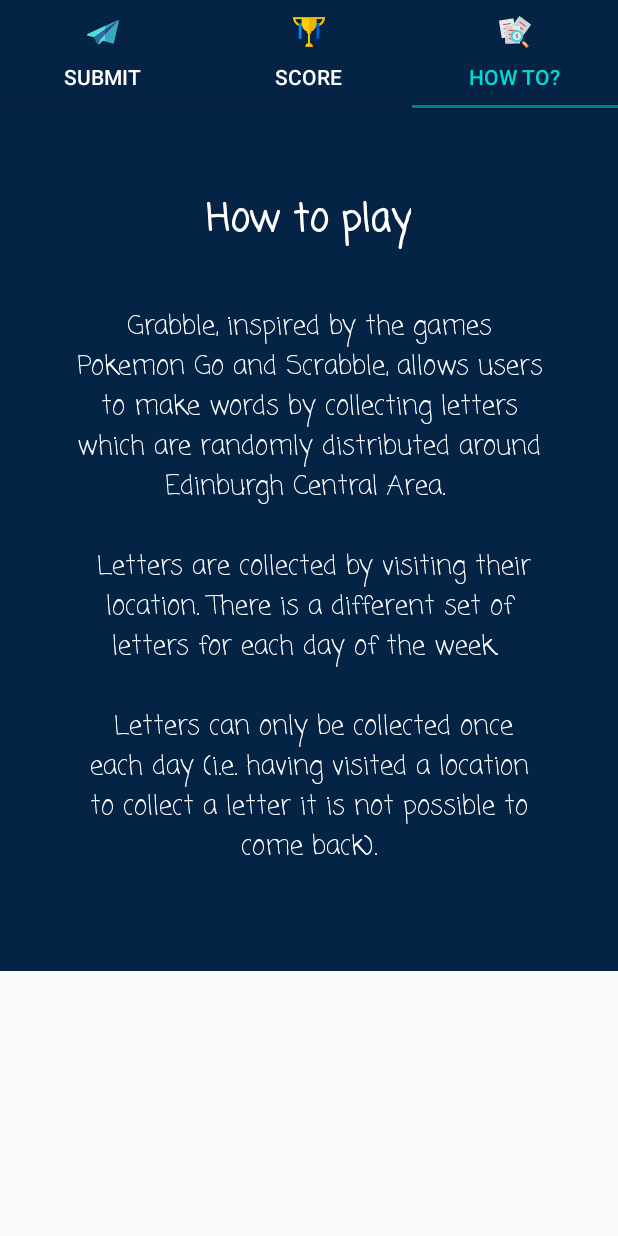
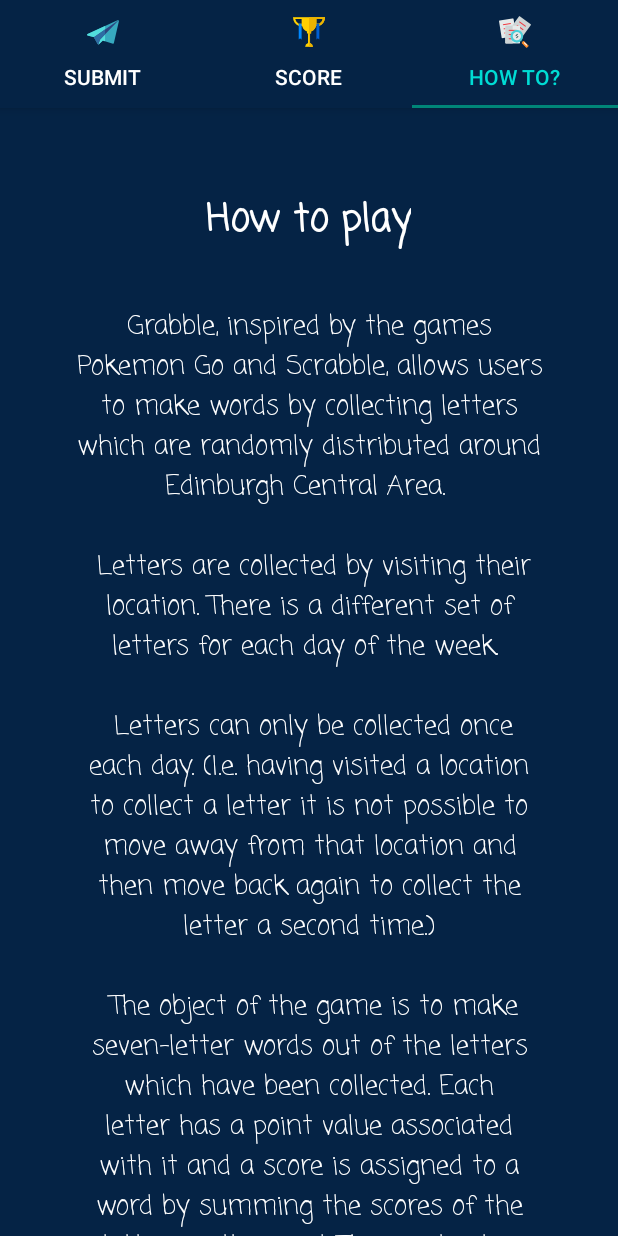
Before and after one commit to Lorre17/Grabble, an Android app: the Tabbed_Activity screen opened directly, with no data from a screen before it, tab 3 chosen, on a phone screen of 412 x 824 dp. Run offline under Robolectric (Android 15) with nearby library versions, the phone set to English and light mode, and no system bars; libraries missing offline, so code that uses them is left out: com.facebook; 3 statements that could not run were skipped.

Commit message:
Added more instructions to How To Tab

```diff
--- a/app/src/main/res/values/strings.xml
+++ b/app/src/main/res/values/strings.xml
@@ -10,7 +10,7 @@
     <string name="title_activity_kmlmap">Map</string>
     <string name="title_activity_tabbed_">Tabbed_Activity</string>
     <string name="section_format">Hello World from section: %1$d</string>
-    <string name="tab3_how_to">Grabble, inspired by the games Pokemon Go and Scrabble, allows users to make words by collecting letters which are randomly distributed around Edinburgh Central Area. \n\ \n\ Letters are collected by visiting their location. There is a different set of letters for each day of the week. \n\  \n\ Letters can only be collected once each day (i.e. having visited a location to collect a letter it is not possible to come back).\n\ \n\</string>
+    <string name="tab3_how_to">Grabble, inspired by the games Pokemon Go and Scrabble, allows users to make words by collecting letters which are randomly distributed around Edinburgh Central Area. \n\ \n\ Letters are collected by visiting their location. There is a different set of letters for each day of the week. \n\  \n\ Letters can only be collected once each day. (I.e. having visited a location to collect a letter it is not possible to move away from that location and then move back again to collect the letter a second time.)\n\ \n\ The object of the game is to make seven-letter words out of the letters which have been collected. Each letter has a point value associated with it and a score is assigned to a word by summing the scores of the letters in the word. The point value of each letter is given below: more commonly-occurring letters have lower values and less commonly- occurring letters have higher values.\n\ \n\</string>
     <string name="facebook_app_id">1301597739892346</string>
 
     <string name="cancel_login">Your login session has been cancelled</string>
```
